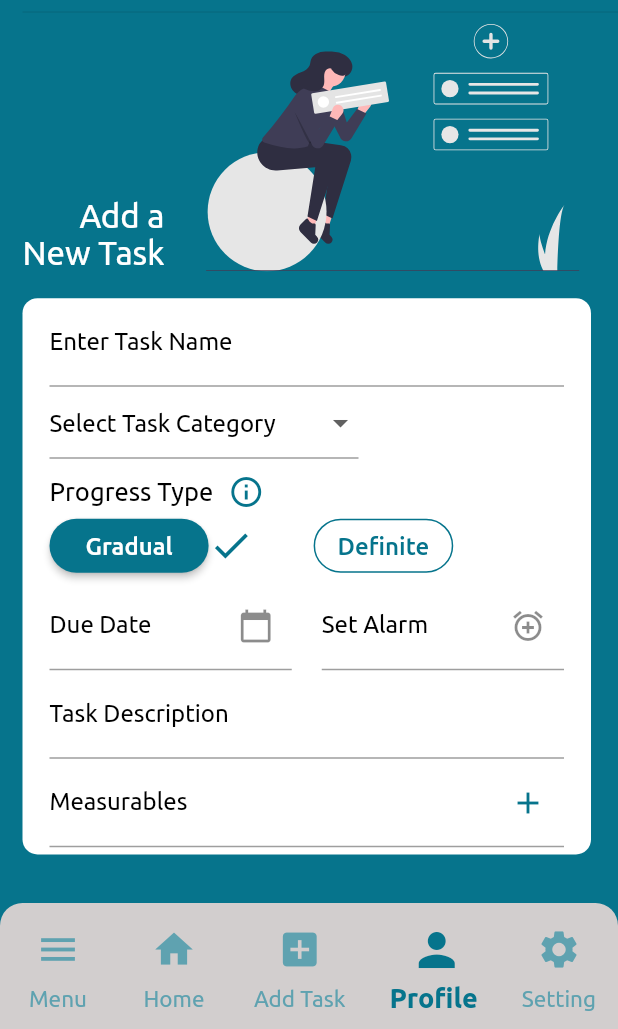
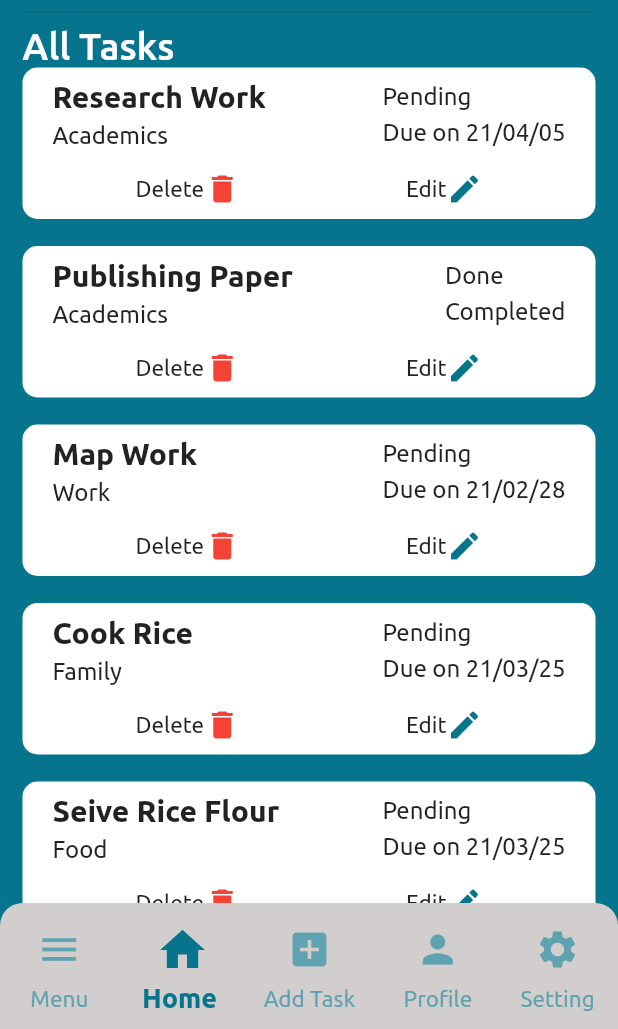
Before and after one commit to SeunAdanike/FlexibleTodo, a Flutter app: the AddTask screen opened directly, after a tap on the "person" icon, on a phone screen of 412 x 824 dp, the part 207-1236 px from its top. Run offline on Flutter 3.47's test engine with Material 2 defaults, Android fonts, the phone set to English and light mode, and no system bars; our stand-ins replace flutter_svg, google_fonts; project files that could hold a hidden picture were left out.

Commit message:
When I add the all task screen

```diff
--- a/lib/UIs/addTask.dart
+++ b/lib/UIs/addTask.dart
@@ -1,3 +1,4 @@
+import 'package:flexibletodo/UIs/allTask.dart';
 import 'package:flutter/material.dart';
 import 'package:flutter/services.dart';
 import 'package:flutter_svg/flutter_svg.dart';
@@ -194,6 +195,11 @@ class _AddTaskState extends State<AddTask> {
                       sizeProfile = 36;
                       sizeMenu = sizeAddTask = sizeHome = sizeSetting = 30;
                     });
+                    Navigator.of(context).push(
+                      MaterialPageRoute(
+                        builder: (context) => AllTask(),
+                      ),
+                    );
                   },
                 ),
                 Text(
--- /dev/null
+++ b/lib/UIs/allTask.dart
@@ -0,0 +1,401 @@
+import 'package:flexibletodo/models/dummyTask.dart';
+import 'package:flutter/material.dart';
+import 'package:google_fonts/google_fonts.dart';
+
+class AllTask extends StatefulWidget {
+  @override
+  _AllTaskState createState() => _AllTaskState();
+}
+
+class _AllTaskState extends State<AllTask> {
+  double sizeMenu = 30, sizeAddTask = 30, sizeProfile = 30, sizeSetting = 30;
+  double sizeHome = 36;
+  bool isMenu = false, isAddTask = false, isProfile = false, isSettings = false;
+  bool isHome = true;
+  @override
+  Widget build(BuildContext context) {
+    return Scaffold(
+      extendBody: true,
+      bottomNavigationBar: Container(
+        decoration: BoxDecoration(
+          borderRadius: BorderRadius.only(
+            topLeft: Radius.circular(15),
+            topRight: Radius.circular(15),
+          ),
+          color: Color(0xFFD2CECE),
+        ),
+        child: Padding(
+          padding: const EdgeInsets.only(top: 5, bottom: 10),
+          child:
+              Row(mainAxisAlignment: MainAxisAlignment.spaceAround, children: [
+            Column(
+              mainAxisSize: MainAxisSize.min,
+              children: [
+                IconButton(
+                  icon: Icon(
+                    Icons.menu,
+                    size: sizeMenu,
+                    color: isMenu
+                        ? Theme.of(context).primaryColor
+                        : Theme.of(context).primaryColorLight,
+                  ),
+                  onPressed: () {
+                    setState(() {
+                      isMenu = true;
+                      isHome = isAddTask = isProfile = isSettings = false;
+                      sizeMenu = 36;
+                      sizeHome = sizeAddTask = sizeProfile = sizeSetting = 30;
+                    });
+                  },
+                ),
+                Text(
+                  'Menu',
+                  style: GoogleFonts.ubuntu(
+                    fontWeight: isMenu ? FontWeight.bold : FontWeight.normal,
+                    fontSize: sizeMenu / 2,
+                    color: isMenu
+                        ? Theme.of(context).primaryColor
+                        : Theme.of(context).primaryColorLight,
+                  ),
+                ),
+              ],
+            ),
+            Column(
+              mainAxisSize: MainAxisSize.min,
+              children: [
+                IconButton(
+                  icon: Icon(
+                    Icons.home,
+                    size: sizeHome,
+                    color: isHome
+                        ? Theme.of(context).primaryColor
+                        : Theme.of(context).primaryColorLight,
+                  ),
+                  onPressed: () {
+                    setState(() {
+                      isHome = true;
+                      isMenu = isAddTask = isProfile = isSettings = false;
+                      sizeHome = 36;
+                      sizeMenu = sizeAddTask = sizeProfile = sizeSetting = 30;
+                    });
+                  },
+                ),
+                Text(
+                  'Home',
+                  style: GoogleFonts.ubuntu(
+                    fontSize: sizeHome / 2,
+                    fontWeight: isHome ? FontWeight.bold : FontWeight.normal,
+                    color: isHome
+                        ? Theme.of(context).primaryColor
+                        : Theme.of(context).primaryColorLight,
+                  ),
+                ),
+              ],
+            ),
+            Column(
+              mainAxisSize: MainAxisSize.min,
+              children: [
+                IconButton(
+                  icon: Icon(
+                    Icons.add_box,
+                    size: sizeAddTask,
+                    color: isAddTask
+                        ? Theme.of(context).primaryColor
+                        : Theme.of(context).primaryColorLight,
+                  ),
+                  onPressed: () {
+                    setState(() {
+                      isAddTask = true;
+                      isMenu = isHome = isProfile = isSettings = false;
+                      sizeAddTask = 36;
+                      sizeMenu = sizeHome = sizeProfile = sizeSetting = 30;
+                    });
+                  },
+                ),
+                Text(
+                  'Add Task',
+                  style: GoogleFonts.ubuntu(
+                    fontWeight: isAddTask ? FontWeight.bold : FontWeight.normal,
+                    color: isAddTask
+                        ? Theme.of(context).primaryColor
+                        : Theme.of(context).primaryColorLight,
+                    fontSize: sizeAddTask / 2,
+                  ),
+                ),
+              ],
+            ),
+            Column(
+              mainAxisSize: MainAxisSize.min,
+              children: [
+                IconButton(
+                  icon: Icon(
+                    Icons.person,
+                    size: sizeProfile,
+                    color: isProfile
+                        ? Theme.of(context).primaryColor
+                        : Theme.of(context).primaryColorLight,
+                  ),
+                  onPressed: () {
+                    setState(() {
+                      isProfile = true;
+                      isMenu = isHome = isAddTask = isSettings = false;
+                      sizeProfile = 36;
+                      sizeMenu = sizeAddTask = sizeHome = sizeSetting = 30;
+                    });
+                    Navigator.of(context).push(
+                      MaterialPageRoute(
+                        builder: (context) => AllTask(),
+                      ),
+                    );
+                  },
+                ),
+                Text(
+                  'Profile',
+                  style: GoogleFonts.ubuntu(
+                    fontWeight: isProfile ? FontWeight.bold : FontWeight.normal,
+                    color: isProfile
+                        ? Theme.of(context).primaryColor
+                        : Theme.of(context).primaryColorLight,
+                    fontSize: sizeProfile / 2,
+                  ),
+                ),
+              ],
+            ),
+            Column(
+              mainAxisSize: MainAxisSize.min,
+              children: [
+                IconButton(
+                  icon: Icon(
+                    Icons.settings,
+                    size: sizeSetting,
+                    color: isSettings
+                        ? Theme.of(context).primaryColor
+                        : Theme.of(context).primaryColorLight,
+                  ),
+                  onPressed: () {
+                    setState(() {
+                      isSettings = true;
+                      isMenu = isHome = isAddTask = isProfile = false;
+                      sizeSetting = 36;
+                      sizeMenu = sizeAddTask = sizeHome = sizeProfile = 30;
+                    });
+                  },
+                ),
+                Text(
+                  'Setting',
+                  style: GoogleFonts.ubuntu(
+                    fontWeight:
+                        isSettings ? FontWeight.bold : FontWeight.normal,
+                    color: isSettings
+                        ? Theme.of(context).primaryColor
+                        : Theme.of(context).primaryColorLight,
+                    fontSize: sizeSetting / 2,
+                  ),
+                ),
+              ],
+            )
+          ]),
+        ),
+      ),
+      backgroundColor: Theme.of(context).primaryColor,
+      body: Padding(
+        padding: const EdgeInsets.only(
+          top: 38.0,
+          left: 15,
+          right: 15,
+          bottom: 30,
+        ),
+        child: Column(
+          crossAxisAlignment: CrossAxisAlignment.start,
+          children: [
+            Row(
+              children: [
+                CircleAvatar(
+                  radius: 50,
+                  backgroundImage: AssetImage(
+                    'assets/images/Foyeke.jpg',
+                  ),
+                ),
+                SizedBox(
+                  width: 7,
+                ),
+                Column(
+                  crossAxisAlignment: CrossAxisAlignment.start,
+                  children: [
+                    Row(
+                      children: [
+                        Text(
+                          'Hello, ',
+                          style: GoogleFonts.ubuntu(
+                            color: Colors.white,
+                            fontSize: 28,
+                          ),
+                        ),
+                        Text(
+                          'Tito',
+                          style: GoogleFonts.ubuntu(
+                            color: Colors.yellowAccent,
+                            fontSize: 28,
+                          ),
+                        ),
+                      ],
+                    ),
+                    Text(
+                      'Good morning!',
+                      style: GoogleFonts.ubuntu(
+                        color: Colors.white,
+                        fontSize: 20,
+                      ),
+                    ),
+                    Text(
+                      '6th February, 2020',
+                      style: GoogleFonts.ubuntu(
+                        color: Colors.white,
+                        fontSize: 17,
+                      ),
+                    ),
+                  ],
+                ),
+              ],
+            ),
+            Divider(),
+            Text(
+              'All Tasks',
+              style: GoogleFonts.ubuntu(
+                fontSize: 25,
+                color: Colors.white,
+                fontWeight: FontWeight.w500,
+              ),
+            ),
+            Expanded(
+              child: ListView.builder(
+                shrinkWrap: true,
+                itemBuilder: (context, index) {
+                  return Padding(
+                    padding: const EdgeInsets.only(
+                      bottom: 18.0,
+                    ),
+                    child: InkWell(
+                      onTap: () {},
+                      child: Container(
+                        decoration: BoxDecoration(
+                          borderRadius: BorderRadius.all(Radius.circular(10)),
+                          color: Colors.white,
+                        ),
+                        child: Padding(
+                          padding: const EdgeInsets.only(
+                            top: 8.0,
+                            bottom: 8,
+                            right: 20,
+                            left: 20,
+                          ),
+                          child: Column(
+                            mainAxisSize: MainAxisSize.min,
+                            children: [
+                              Row(
+                                mainAxisAlignment:
+                                    MainAxisAlignment.spaceBetween,
+                                children: [
+                                  Column(
+                                    crossAxisAlignment:
+                                        CrossAxisAlignment.start,
+                                    children: [
+                                      Text(
+                                        DUMMY_TASK[index].title,
+                                        style: GoogleFonts.ubuntu(
+                                          fontSize: 20,
+                                          fontWeight: FontWeight.w600,
+                                        ),
+                                      ),
+                                      SizedBox(
+                                        height: 5,
+                                      ),
+                                      Text(
+                                        DUMMY_TASK[index].category,
+                                        style: GoogleFonts.ubuntu(
+                                          fontSize: 16,
+                                          fontWeight: FontWeight.w400,
+                                        ),
+                                      ),
+                                    ],
+                                  ),
+                                  Column(
+                                    crossAxisAlignment:
+                                        CrossAxisAlignment.start,
+                                    children: [
+                                      Text(
+                                        DUMMY_TASK[index].isFinished
+                                            ? 'Done'
+                                            : 'Pending',
+                                        style: GoogleFonts.ubuntu(
+                                          fontSize: 16,
+                                          fontWeight: FontWeight.w400,
+                                        ),
+                                      ),
+                                      Divider(
+                                        height: 6,
+                                      ),
+                                      Text(
+                                        DUMMY_TASK[index].isFinished
+                                            ? 'Completed'
+                                            : 'Due on ${DUMMY_TASK[index].todoDueDate}',
+                                        style: GoogleFonts.ubuntu(
+                                          fontSize: 16,
+                                          fontWeight: FontWeight.w400,
+                                        ),
+                                      ),
+                                    ],
+                                  )
+                                ],
+                              ),
+                              SizedBox(
+                                height: 15,
+                              ),
+                              Row(
+                                mainAxisAlignment:
+                                    MainAxisAlignment.spaceAround,
+                                children: [
+                                  Row(children: [
+                                    Text(
+                                      'Delete',
+                                      style: GoogleFonts.ubuntu(
+                                        fontSize: 15,
+                                        fontWeight: FontWeight.w400,
+                                      ),
+                                    ),
+                                    Icon(
+                                      Icons.delete,
+                                      color: Colors.red,
+                                    ),
+                                  ]),
+                                  Row(children: [
+                                    Text(
+                                      'Edit',
+                                      style: GoogleFonts.ubuntu(
+                                        fontSize: 15,
+                                        fontWeight: FontWeight.w400,
+                                      ),
+                                    ),
+                                    Icon(
+                                      Icons.edit,
+                                      color: Theme.of(context).primaryColor,
+                                    ),
+                                  ]),
+                                ],
+                              )
+                            ],
+                          ),
+                        ),
+                      ),
+                    ),
+                  );
+                },
+                itemCount: DUMMY_TASK.length,
+              ),
+            )
+          ],
+        ),
+      ),
+    );
+  }
+}
--- a/lib/models/dummyTask.dart
+++ b/lib/models/dummyTask.dart
@@ -1,6 +1,65 @@
 import 'package:flexibletodo/models/task.dart';
 
-class DummyTask {
-  List<Task> dummy = List();
-  DummyTask({this.dummy});
-}
+const DUMMY_TASK = const [
+  Task(
+      title: 'Research Work',
+      category: 'Academics',
+      progressType: 'Gradual',
+      todoDueDate: '21/04/05',
+      todoStartDate: '21/02/17',
+      description: 'I am to search for recent papers online',
+      isFinished: false,
+      id: 1,
+      measurables: [
+        'Download Endnote',
+        'Install Endnote',
+        'visit IEEE and scienceDirect',
+        'filter out the papers',
+      ]),
+  Task(
+      title: 'Publishing Paper',
+      category: 'Academics',
+      progressType: 'Gradual',
+      todoDueDate: '21/05/05',
+      todoStartDate: '21/02/17',
+      description: 'I am to publish my finished papers',
+      isFinished: true,
+      id: 2,
+      measurables: [
+        'Visit the publish site'
+            'Download Endnote',
+        'Filter out the unneccessary stuffs',
+        'visit IEEE and scienceDirect',
+        'filter out the papers',
+      ]),
+  Task(
+    title: 'Map Work',
+    category: 'Work',
+    progressType: 'Definite',
+    todoDueDate: '21/02/28',
+    todoStartDate: '21/02/17',
+    description: 'I am to put locations on the maps',
+    isFinished: false,
+    id: 3,
+  ),
+  Task(
+    title: 'Cook Rice',
+    category: 'Family',
+    progressType: 'Finite',
+    todoDueDate: '21/03/25',
+    todoStartDate: '21/02/18',
+    description: 'I am to cook different types of soup',
+    isFinished: false,
+    id: 4,
+  ),
+  Task(
+    title: 'Seive Rice Flour',
+    category: 'Food',
+    progressType: 'Finite',
+    todoDueDate: '21/03/25',
+    todoStartDate: '21/02/18',
+    description: 'I am to cook different types of soup',
+    isFinished: false,
+    id: 4,
+  ),
+];
--- a/lib/models/task.dart
+++ b/lib/models/task.dart
@@ -1,16 +1,16 @@
 import 'package:flutter/cupertino.dart';
 
 class Task {
-  int id;
-  String title;
-  String category;
-  String progressType;
-  String description;
-  String todoStartDate;
-  String todoDueDate;
-  List<String> measurables;
-  bool isFinished;
-  Task({
+  final int id;
+  final String title;
+  final String category;
+  final String progressType;
+  final String description;
+  final String todoStartDate;
+  final String todoDueDate;
+  final List<String> measurables;
+  final bool isFinished;
+  const Task({
     @required this.title,
     @required this.category,
     @required this.id,
@@ -21,18 +21,17 @@ class Task {
     this.measurables,
     @required this.isFinished,
   });
-  // taskMap() {
-  //   var map = Map<String, dynamic>();
-  //   map['id'] = id;
-  //   map['title'] = title;
-  //   map['description'] = description;
-  //   map['category'] = category;
-  //   map['todoStartDate'] = todoStartDate;
-  //   map['todoDueDate'] = todoDueDate;
-  //   map['isFinished'] = isFinished;
-  //   map['measurables'] = measurables;
-  //   return map;
-  // }
+  taskMap() {
+    var map = Map<String, dynamic>();
+    map['id'] = id;
+    map['title'] = title;
+    map['description'] = description;
+    map['category'] = category;
+    map['todoStartDate'] = todoStartDate;
+    map['todoDueDate'] = todoDueDate;
+    map['isFinished'] = isFinished;
+    map['measurables'] = measurables;
+    map['progressType'] = progressType;
+    return map;
+  }
 }
-
-//final Task first = Task(id: 1,category: 'Academics' );
```
